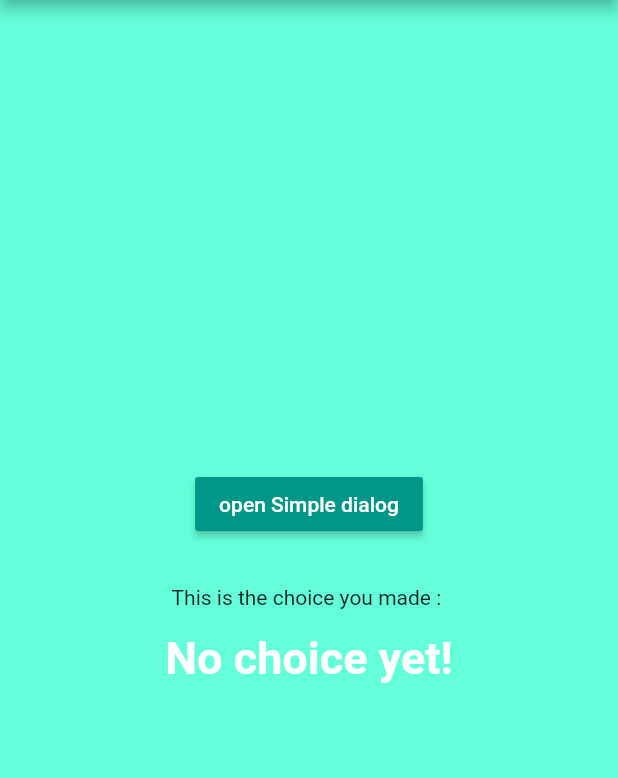
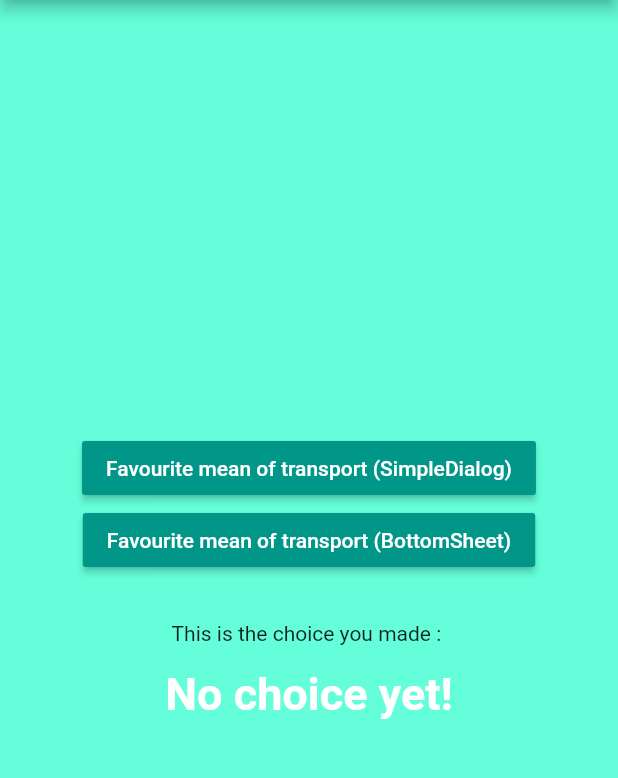
Before and after one commit to houcem-h/dsi3_simpledialog_bottomsheet, a Flutter app: the screen it shows after launch, on a phone screen of 412 x 824 dp, the part 84-862 px from its top. Run offline on Flutter 3.47's test engine with Material 2 defaults, Android fonts, the phone set to English and light mode, and no system bars.

Commit message:
add new button to open bottom sheet

```diff
--- a/lib/main.dart
+++ b/lib/main.dart
@@ -78,8 +78,15 @@ class _MyDialogExampleAppState extends State<MyDialogExampleAppPage> {
             RaisedButton(
                 color: Colors.teal,
                 textColor: Colors.white,
-                child: const Text("open Simple dialog"),
-                onPressed: _pickChoice),
+                child: const Text("Favourite mean of transport (SimpleDialog)"),
+                onPressed: _pickChoice
+            ),
+            RaisedButton(
+                color: Colors.teal,
+                textColor: Colors.white,
+                child: const Text("Favourite mean of transport (BottomSheet)"),
+                onPressed: _pickChoice
+            ),
             const Padding(padding: EdgeInsets.only(bottom: 30)),
             const Text('This is the choice you made : '),
             const Padding(padding: EdgeInsets.only(bottom: 15)),
```
